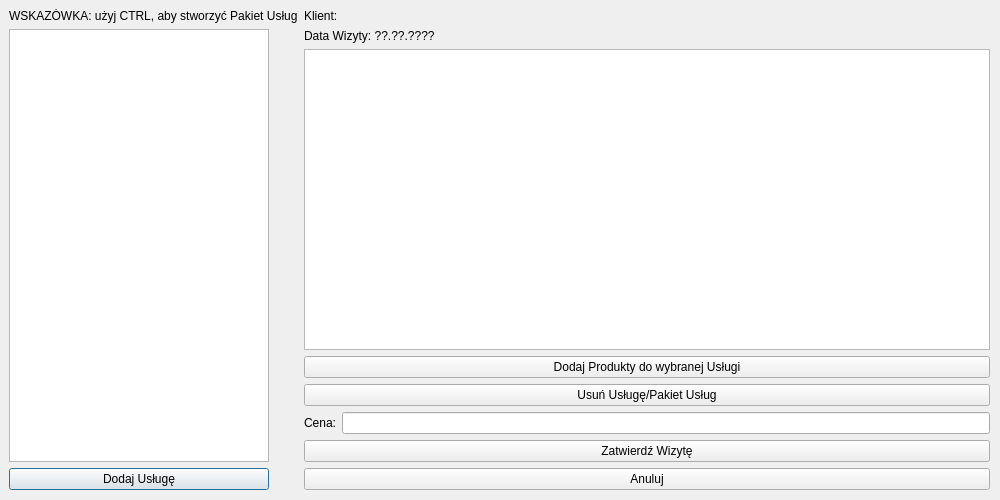
The window that SalonFryzjerski/definevisitdialog.ui (gapik/BladesArchive) describes before a commit, drawn with Qt 5.
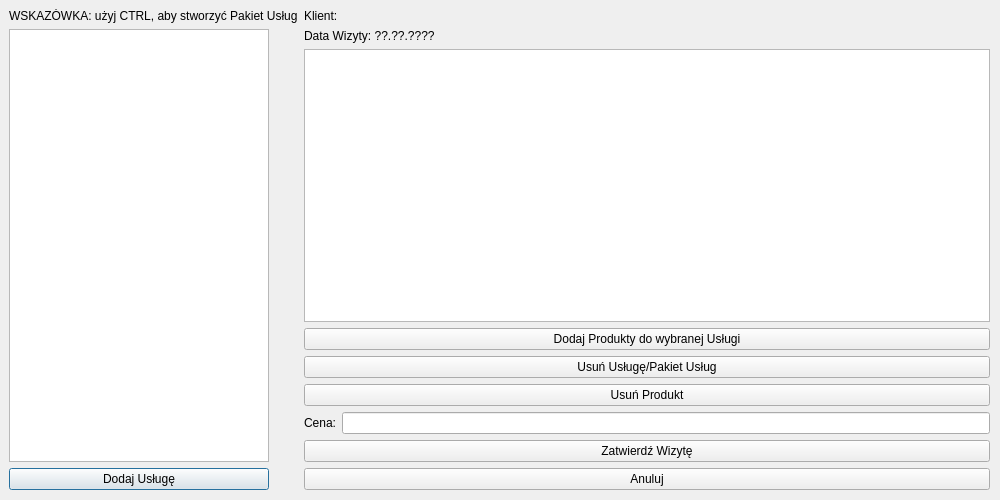
The same window after the commit.

```diff
--- a/SalonFryzjerski/definevisitdialog.ui
+++ b/SalonFryzjerski/definevisitdialog.ui
@@ -133,6 +133,13 @@
         </property>
        </widget>
       </item>
+      <item>
+       <widget class="QPushButton" name="deleteProduct">
+        <property name="text">
+         <string>Usuń Produkt</string>
+        </property>
+       </widget>
+      </item>
       <item>
        <layout class="QHBoxLayout" name="horizontalLayout_3">
         <item>
```
